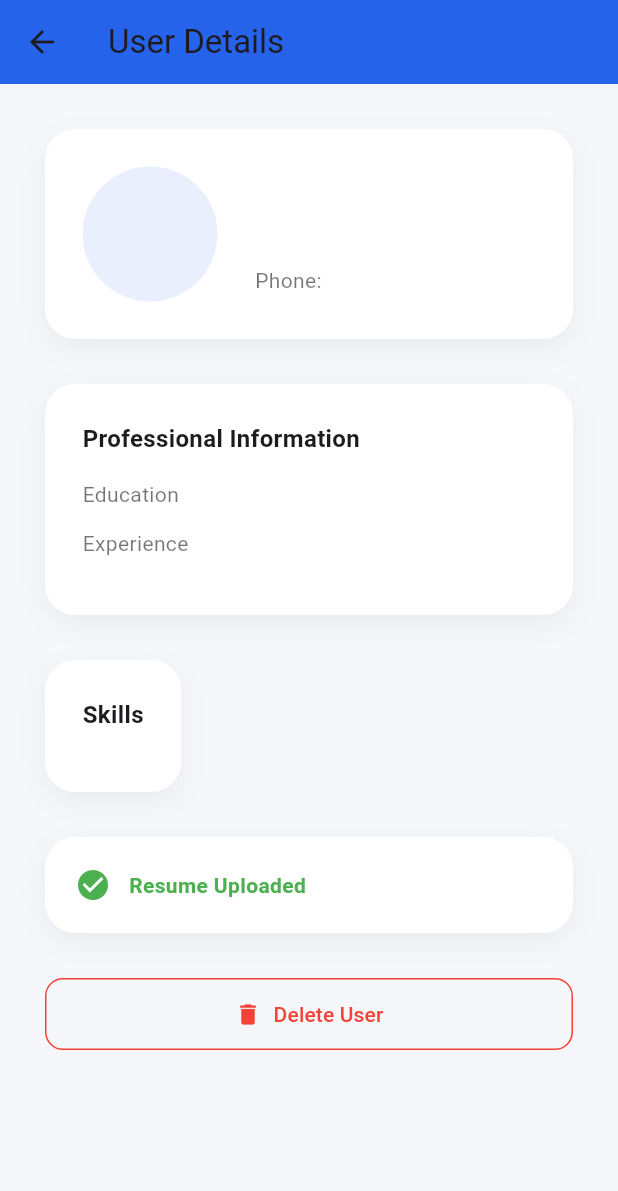
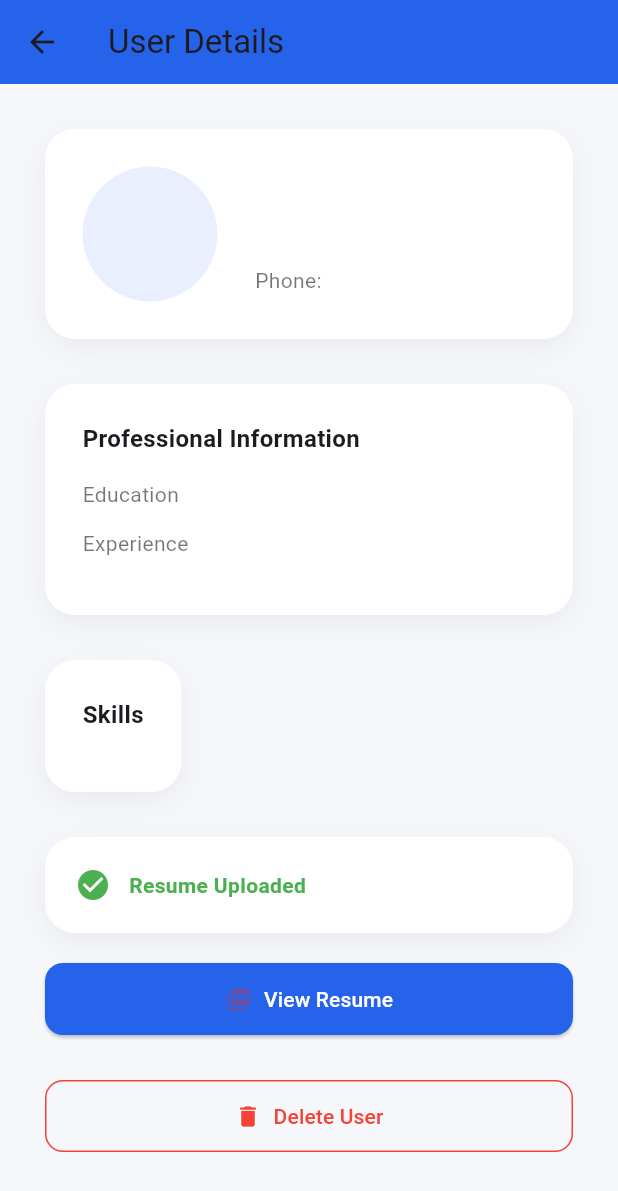
Before and after one commit to AaditAntony/Talent-Sphere-AI, a Flutter app: the UserDetailPage screen opened directly with empty values, on a phone screen of 412 x 824 dp. Shown: the top 1191 px of the screen. Run offline on Flutter 3.47's test engine with Material 3 defaults, Android fonts, the phone set to English and light mode, and no system bars; our stand-ins replace cloud_firestore, file_picker, firebase_auth, firebase_core, fl_chart, image_picker; missing offline and left inert: dart:html, flutter_pdfview; accounts and stored records are empty.

Commit message:
the resume section is not added

```diff
--- a/lib/Admin/user_detail_page.dart
+++ b/lib/Admin/user_detail_page.dart
@@ -1,6 +1,7 @@
 import 'dart:convert';
 import 'package:flutter/material.dart';
 import 'package:cloud_firestore/cloud_firestore.dart';
+import 'package:talent_phere_ai/company/resumer_view_page.dart';
 
 class UserDetailPage extends StatelessWidget {
   final String userId;
@@ -171,6 +172,37 @@ class UserDetailPage extends StatelessWidget {
                   ),
                 ),
 
+                if (hasResume) ...[
+                  const SizedBox(height: 20),
+                  SizedBox(
+                    width: double.infinity,
+                    child: ElevatedButton.icon(
+                      onPressed: () {
+                        Navigator.push(
+                          context,
+                          MaterialPageRoute(
+                            builder: (_) => ResumeViewerPage(
+                              base64Pdf: profileData['resumeBase64'],
+                            ),
+                          ),
+                        );
+                      },
+                      icon: const Icon(Icons.picture_as_pdf),
+                      label: const Text(
+                        'View Resume',
+                        style: TextStyle(color: Colors.white),
+                      ),
+                      style: ElevatedButton.styleFrom(
+                        backgroundColor: const Color(0xFF2563EB),
+                        padding: const EdgeInsets.symmetric(vertical: 14),
+                        shape: RoundedRectangleBorder(
+                          borderRadius: BorderRadius.circular(12),
+                        ),
+                      ),
+                    ),
+                  ),
+                ],
+
                 const SizedBox(height: 30),
 
                 // 🔹 Delete Button
--- /dev/null
+++ b/lib/company/pdf_opener_stub.dart
@@ -0,0 +1,5 @@
+// Stub for non-web platforms
+void openPdfInBrowser(String base64Pdf) {
+  // Not supported on this platform
+  throw UnsupportedError('Cannot open PDF in browser on this platform');
+}
```
Also changed, not shown: lib/company/pdf_opener_web.dart (added, +16 -0 lines), lib/company/resumer_view_page.dart (+79 -19 lines).
